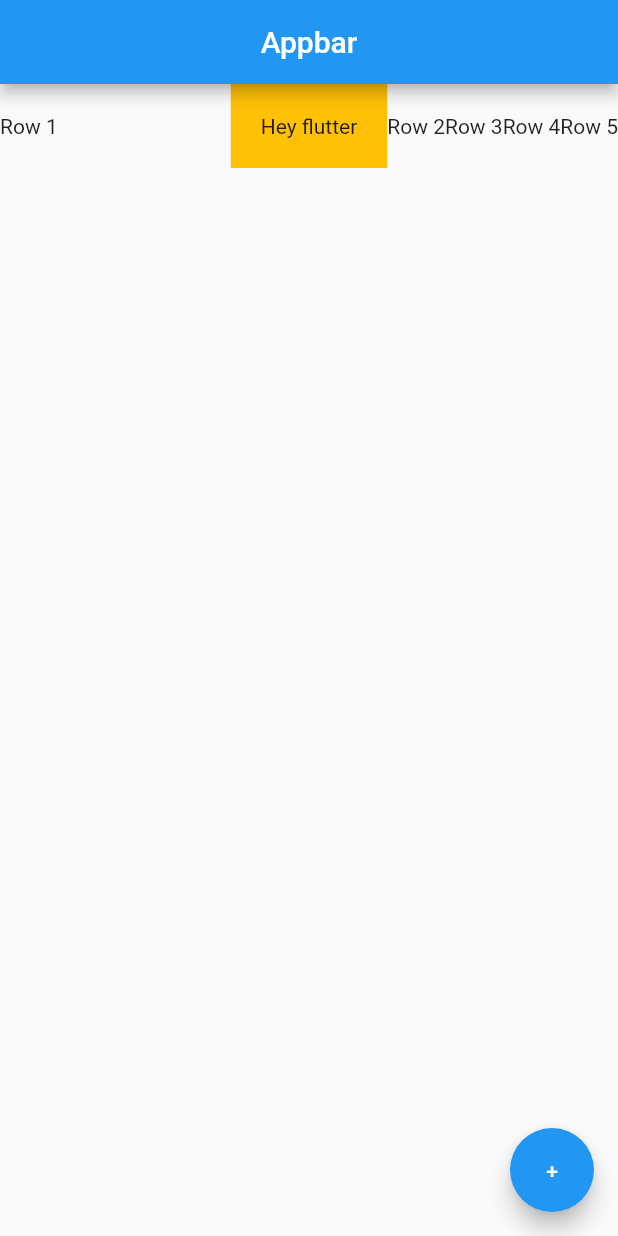
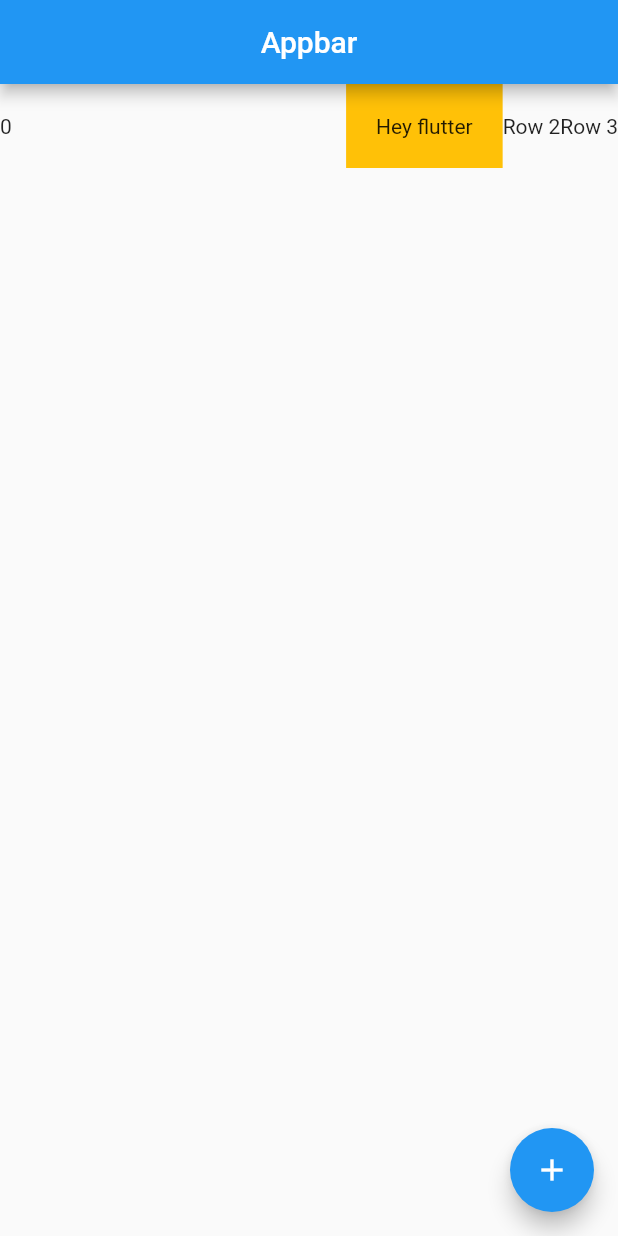
Before and after one commit to vijeth-simha/flutter-playground, a Flutter app: the screen it shows after launch, on a phone screen of 412 x 824 dp. Run offline on Flutter 3.47's test engine with Material 2 defaults, Android fonts, the phone set to English and light mode, and no system bars.

```diff
--- a/lib/main.dart
+++ b/lib/main.dart
@@ -2,9 +2,15 @@ import 'package:flutter/material.dart';
 
 void main() => runApp(const MaterialApp(home: Home()));
 
-class Home extends StatelessWidget {
+class Home extends StatefulWidget {
   const Home({Key? key}) : super(key: key);
 
+  @override
+  State<Home> createState() => _HomeState();
+}
+
+class _HomeState extends State<Home> {
+  int counter = 0;
   @override
   Widget build(BuildContext context) {
     return Scaffold(
@@ -14,7 +20,7 @@ class Home extends StatelessWidget {
       ),
       body: Row(
         children: [
-          const Expanded(child: Text('Row 1')),
+          Expanded(child: Text('$counter')),
           Container(
             padding: const EdgeInsets.all(20.0),
             color: Colors.amber,
@@ -22,14 +28,15 @@ class Home extends StatelessWidget {
           ),
           const Text('Row 2'),
           const Text('Row 3'),
-          const Text('Row 4'),
-          const Text('Row 5'),
         ],
       ),
       floatingActionButton: FloatingActionButton(
-        child: const Text("+"),
+        child: const Icon(Icons.add),
         onPressed: () {
           debugPrint('Hello Vijeth!!!');
+          setState(() {
+            counter += 1;
+          });
         },
       ),
     );
```
